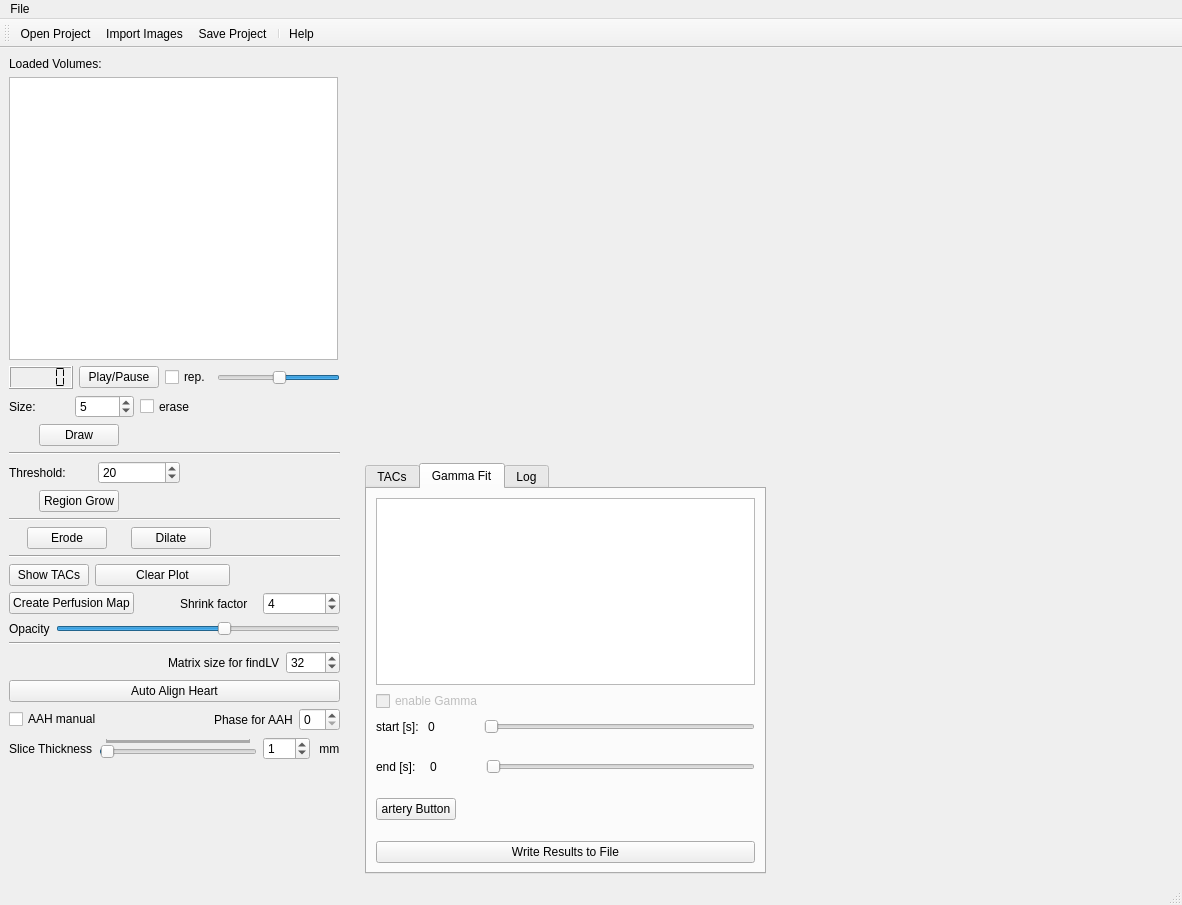
Before: the Qt Designer form main/KardioPerfusion.ui in CardiacImagingCharite/CardiacPerfusion, drawn with Qt 5.
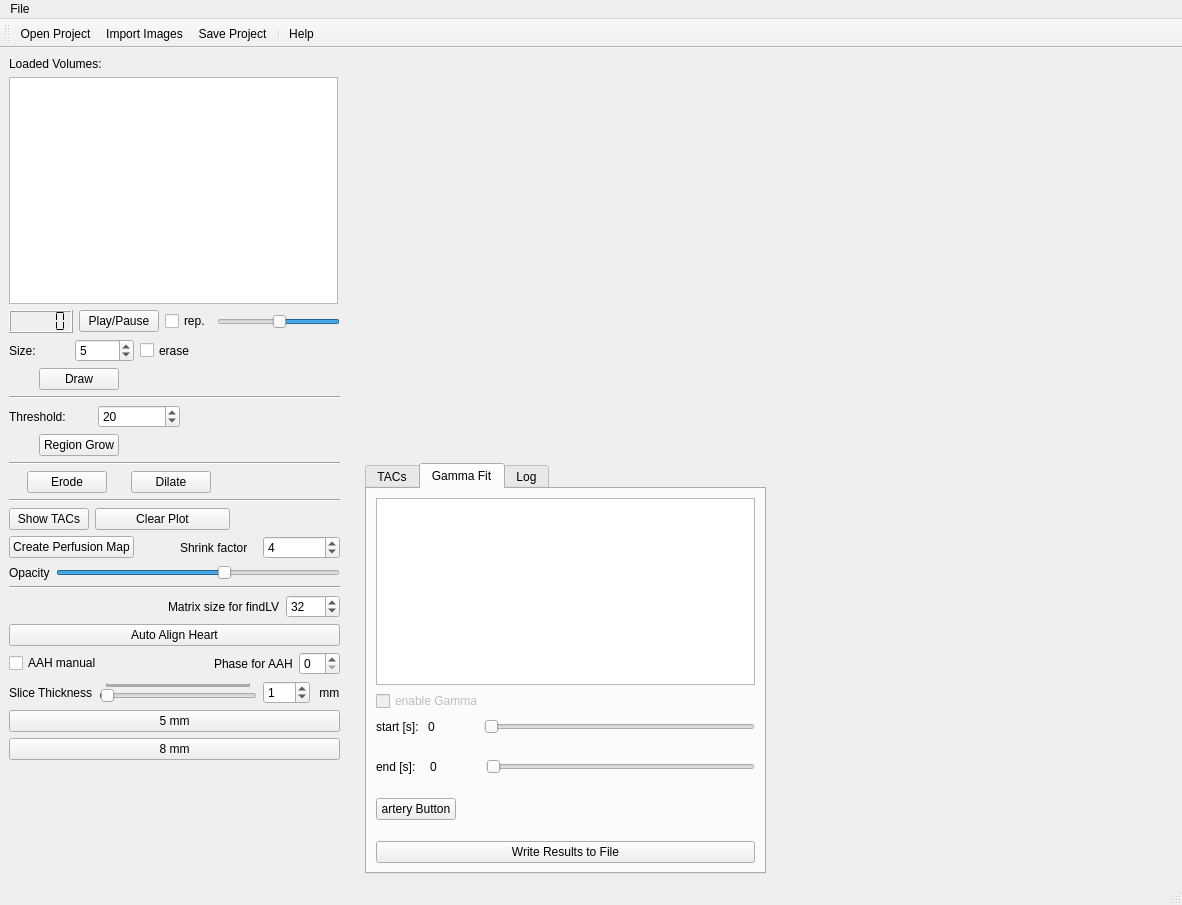
After: the same form once the commit is applied. Icons and pictures are not drawn. Custom widgets are drawn as their Qt base class.

Commit message: added 5 and 8mm thickness button

The edit to the form file:
```diff
--- a/main/KardioPerfusion.ui
+++ b/main/KardioPerfusion.ui
@@ -42,7 +42,7 @@
          <height>903</height>
         </rect>
        </property>
-       <layout class="QVBoxLayout" name="verticalLayout_6" stretch="0,0,0,0,0,0,0">
+       <layout class="QVBoxLayout" name="verticalLayout_6" stretch="0,0,0,0,0,0,0,0,0">
         <property name="sizeConstraint">
          <enum>QLayout::SetMaximumSize</enum>
         </property>
@@ -767,6 +767,26 @@
           </item>
          </layout>
         </item>
+        <item>
+         <widget class="QPushButton" name="btn_5mm">
+          <property name="text">
+           <string>5 mm</string>
+          </property>
+          <property name="shortcut">
+           <string>5</string>
+          </property>
+         </widget>
+        </item>
+        <item>
+         <widget class="QPushButton" name="btn_8mm">
+          <property name="text">
+           <string>8 mm</string>
+          </property>
+          <property name="shortcut">
+           <string>8</string>
+          </property>
+         </widget>
+        </item>
         <item>
          <spacer name="verticalSpacer">
           <property name="orientation">
```
The commit also changes 2 other files.
